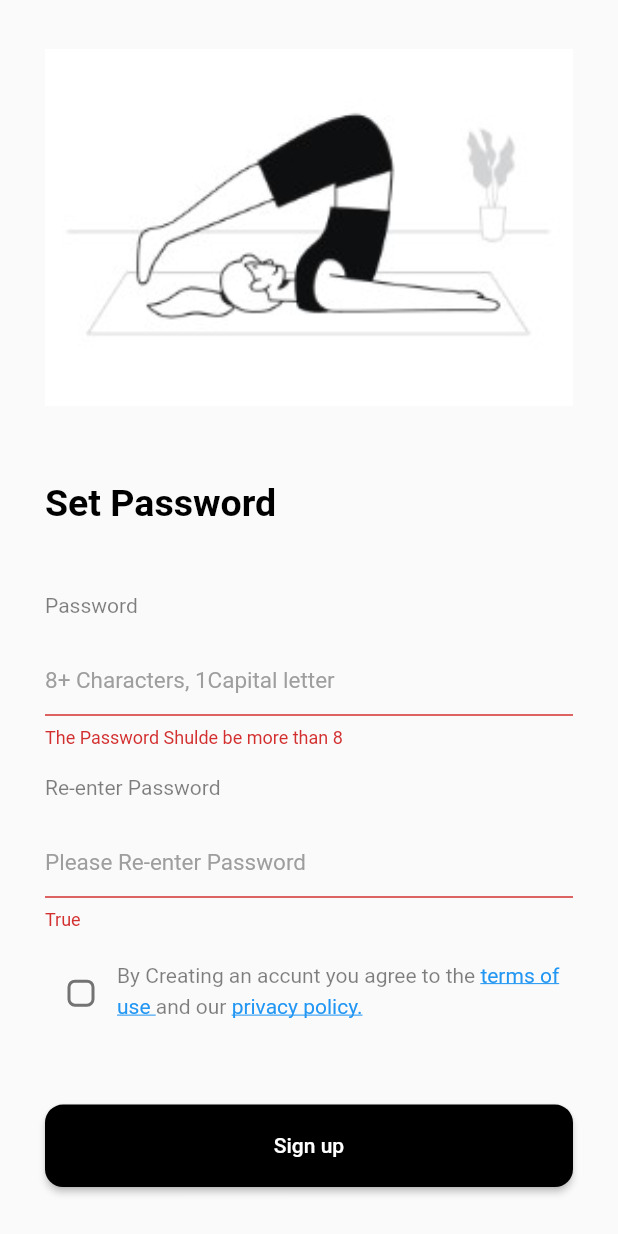
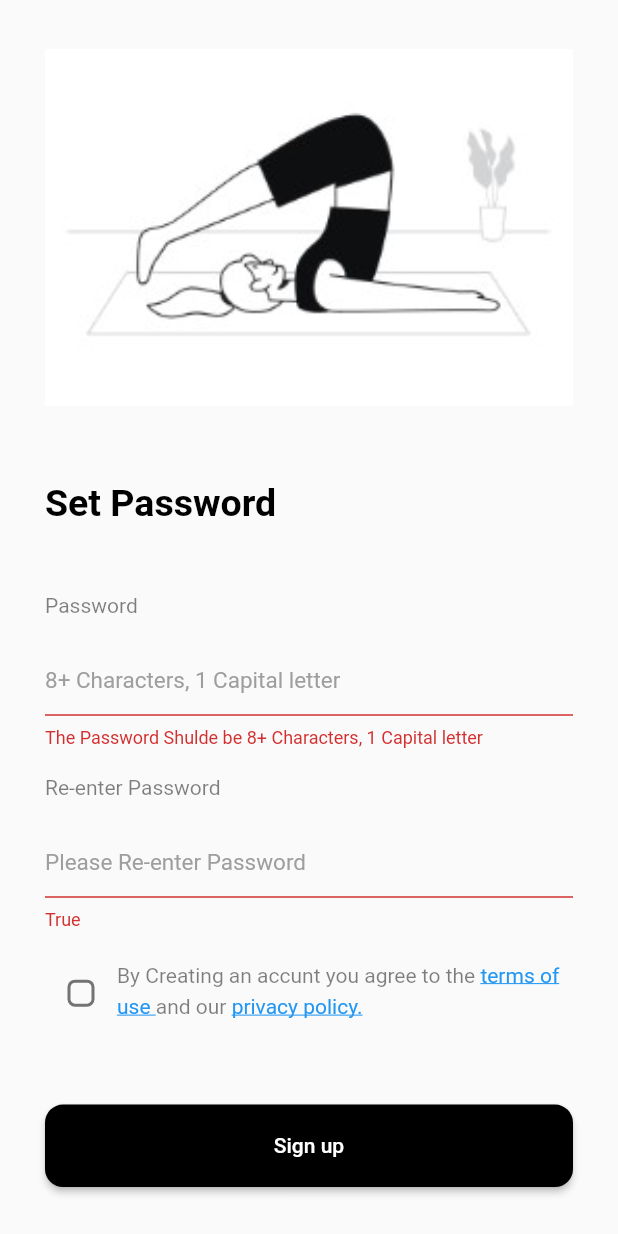
Before and after one commit to sarah-amg/Sign-up-Page, a Flutter app: the SetPassword screen opened by its route, on a phone screen of 412 x 824 dp. Run offline on Flutter 3.47's test engine with Material 2 defaults, Android fonts, the phone set to English and light mode, and no system bars; our stand-ins replace get.

```diff
--- a/signup_page/lib/View/Password/SetPassword.dart
+++ b/signup_page/lib/View/Password/SetPassword.dart
@@ -4,8 +4,19 @@
 import '../../Packages/Packages.dart';
 
 class SetPassword extends StatelessWidget {
+  RegExp regex = RegExp(r'^(?=.*?[A-Z]).{8,}$');
+  /*
+r'^
+  (?=.*[A-Z])       // should contain at least one upper case
+  (?=.*[a-z])       // should contain at least one lower case
+  (?=.*?[0-9])      // should contain at least one digit
+  (?=.*?[!@#\$&*~]) // should contain at least one Special character
+  .{8,}             // Must be at least 8 characters in length
+$
+  */
   @override
   Widget build(BuildContext context) {
+          print("regex======= $regex");
     return Scaffold(
       body: ListView(
         children: [
@@ -46,10 +57,10 @@ class SetPassword extends StatelessWidget {
                       builder: (PasswordController) {
                         return CustomTextFaild(
                           controller: PasswordController.passwordController,
-                          hintText: "8+ Characters, 1Capital letter",
+                          hintText: "8+ Characters, 1 Capital letter",
                           validator: (value) {
-                            if (value!.length < 8) {
-                              return "The Password Shulde be more than 8";
+                            if (!regex.hasMatch(value!)) {
+                              return "The Password Shulde be 8+ Characters, 1 Capital letter";
                             } else {
                               return "";
                             }
```
